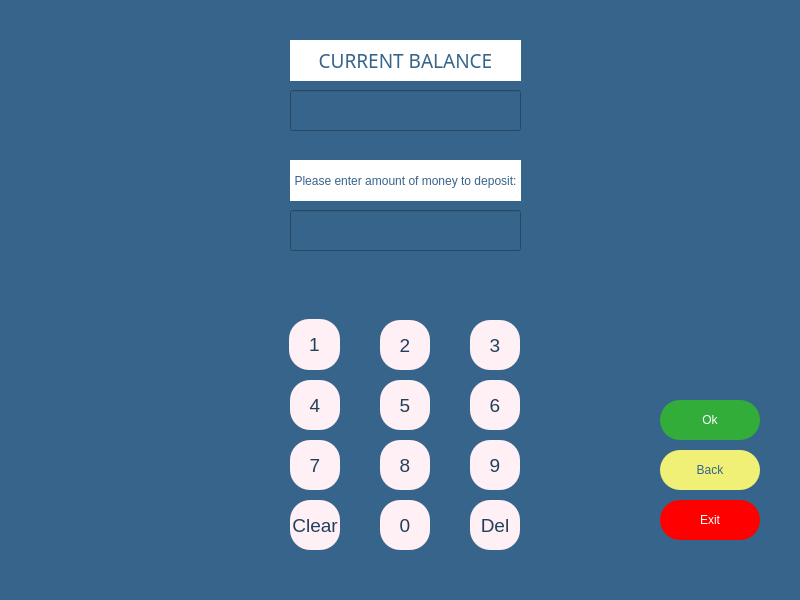
Above: insertpage.ui from melihorhanyilmaz/Project before the change. Below: the same form after it.
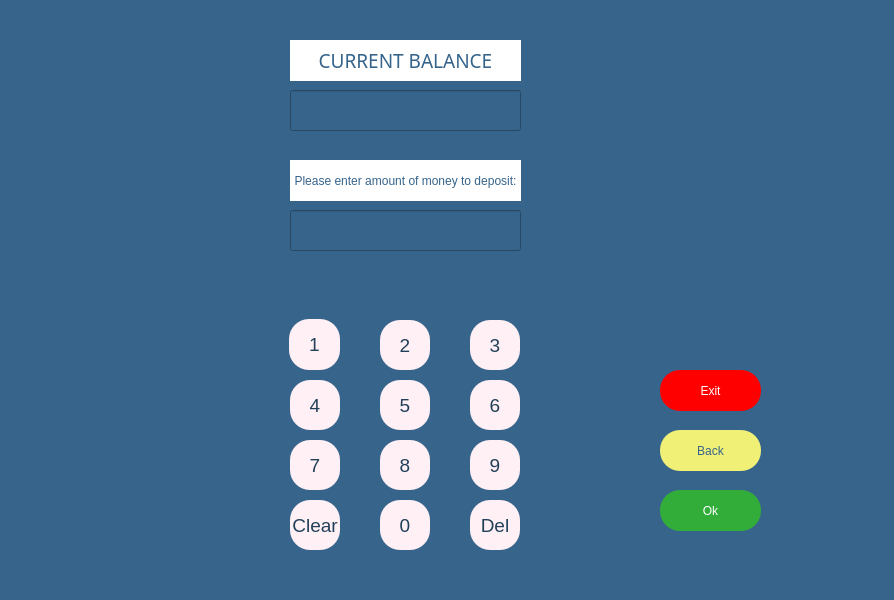
That is the form after the change.

```diff
--- a/insertpage.ui
+++ b/insertpage.ui
@@ -6,7 +6,7 @@
    <rect>
     <x>0</x>
     <y>0</y>
-    <width>800</width>
+    <width>894</width>
     <height>600</height>
    </rect>
   </property>
@@ -21,9 +21,9 @@
     <property name="geometry">
      <rect>
       <x>660</x>
-      <y>500</y>
-      <width>100</width>
-      <height>40</height>
+      <y>370</y>
+      <width>101</width>
+      <height>41</height>
      </rect>
     </property>
     <property name="styleSheet">
@@ -338,9 +338,9 @@
     <property name="geometry">
      <rect>
       <x>660</x>
-      <y>400</y>
-      <width>100</width>
-      <height>40</height>
+      <y>490</y>
+      <width>101</width>
+      <height>41</height>
      </rect>
     </property>
     <property name="styleSheet">
@@ -362,9 +362,9 @@
     <property name="geometry">
      <rect>
       <x>660</x>
-      <y>450</y>
-      <width>100</width>
-      <height>40</height>
+      <y>430</y>
+      <width>101</width>
+      <height>41</height>
      </rect>
     </property>
     <property name="styleSheet">
```
Left out of the diff: 4 changed lines with no effect on the pictures.
